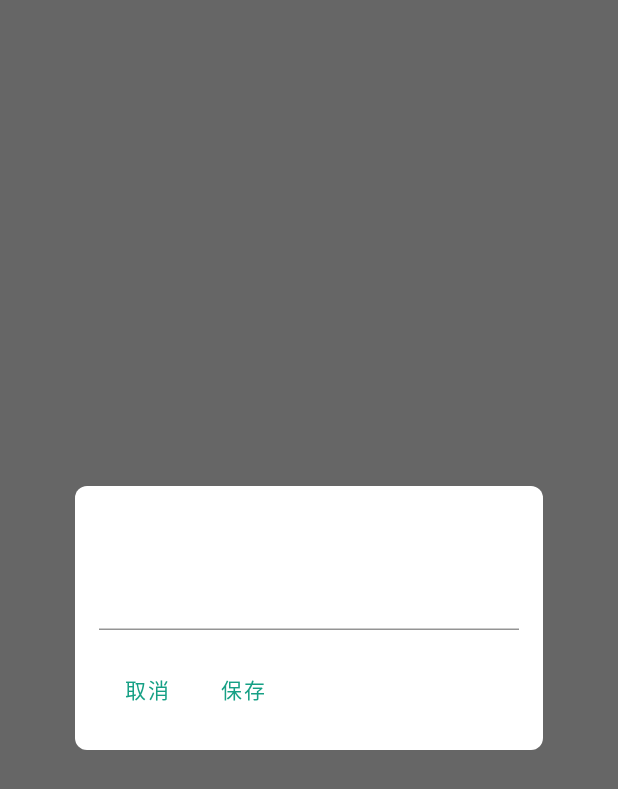
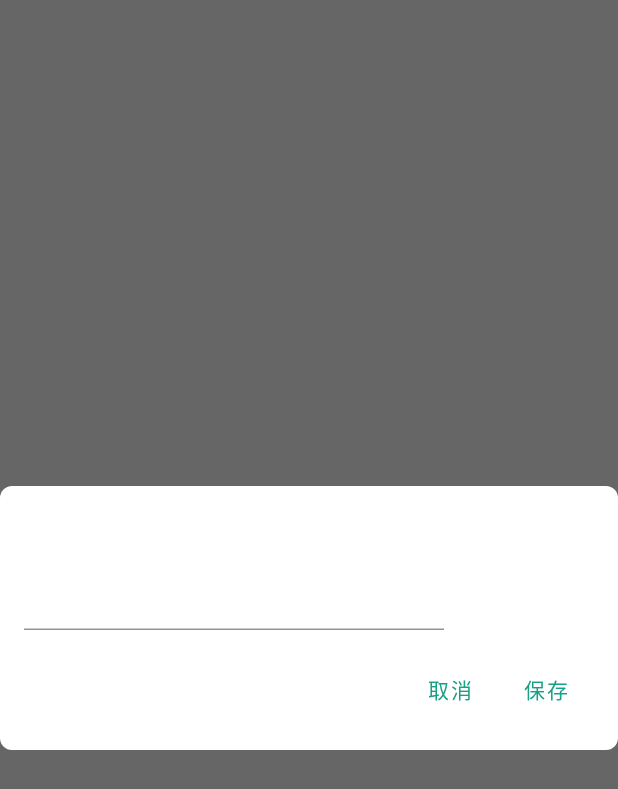
Before and after one commit to only52607/LuaMiraiForAndroid, an Android app built with Jetpack Compose: the composable TextFieldDialog shown on its own in the app's theme, on a phone screen of 412 x 824 dp. Shown: the top 789 px of the screen. Run offline under Robolectric (Android 15) with nearby library versions, the phone set to English and light mode, and no system bars; libraries missing offline, so code that uses them is left out: net.mamoe.mirai; 4 statements that could not run were skipped.

Commit message:
Fixed dialog bottom arrangement

```diff
--- a/app/src/main/java/com/ooooonly/lma/ui/components/dialog/SimpleAlertDialog.kt
+++ b/app/src/main/java/com/ooooonly/lma/ui/components/dialog/SimpleAlertDialog.kt
@@ -36,6 +36,7 @@ fun SimpleAlertDialog(
                 content()
                 Spacer(modifier = Modifier.height(16.dp))
                 Row(
+                    modifier = Modifier.fillMaxWidth(),
                     horizontalArrangement = Arrangement.End,
                     verticalAlignment = Alignment.CenterVertically
                 ) {
--- a/app/src/main/java/com/ooooonly/lma/ui/components/dialog/TextFieldDialog.kt
+++ b/app/src/main/java/com/ooooonly/lma/ui/components/dialog/TextFieldDialog.kt
@@ -44,6 +44,7 @@ fun TextFieldDialog(
                 }
                 Spacer(modifier = Modifier.height(16.dp))
                 Row(
+                    modifier = Modifier.fillMaxWidth(),
                     horizontalArrangement = Arrangement.End,
                     verticalAlignment = Alignment.CenterVertically
                 ) {
```
